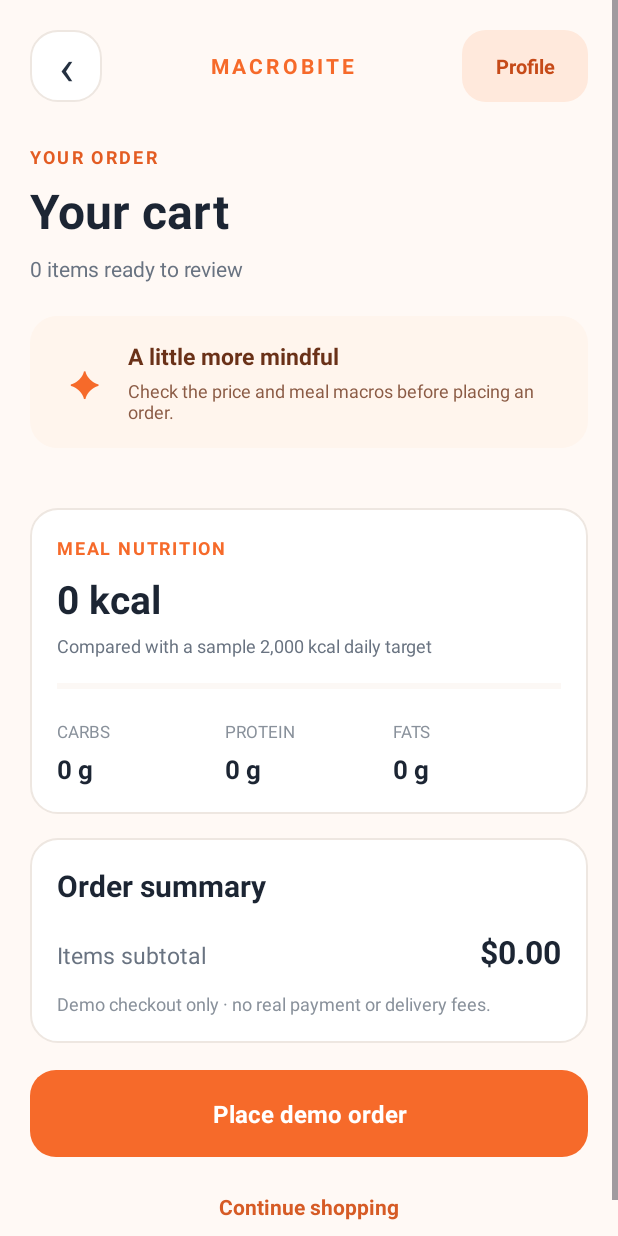
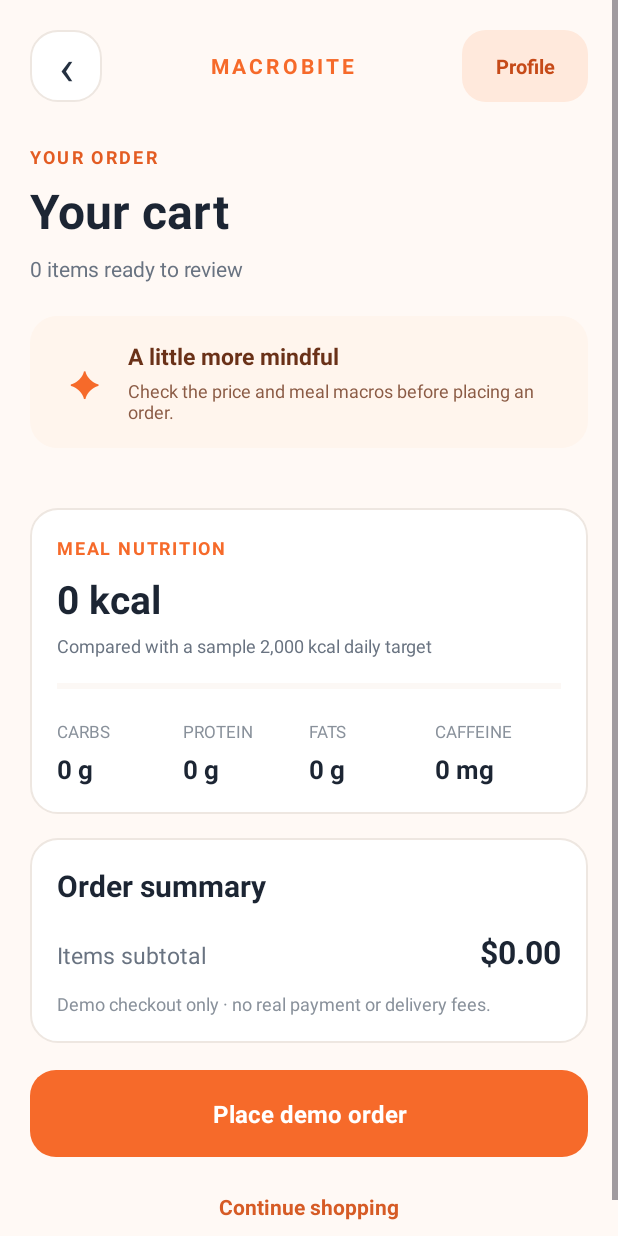
Before and after one commit to TerrenceNgari/MOBILE-APP2-2026, an Android app: the layout activity_cart.xml on its own in the app's theme, with its tools: preview values and no code run, on a phone screen of 412 x 824 dp. Run offline under Robolectric (Android 15) with nearby library versions, the phone set to English and light mode, and no system bars.

Commit message:
Added caffeine tracking and high-caffeine warning

```diff
--- a/app/src/main/java/com/example/deliveryapp/ItemPage.java
+++ b/app/src/main/java/com/example/deliveryapp/ItemPage.java
@@ -242,6 +242,8 @@ public class ItemPage extends AppCompatActivity {
                         CartPage.class
                 );
 
+                intent.putExtra("restaurantId", restaurantId);
+
                 startActivity(intent);
             }
         });
@@ -279,6 +281,8 @@ public class ItemPage extends AppCompatActivity {
                         CartPage.class
                 );
 
+                intent.putExtra("restaurantId", restaurantId);
+
                 startActivity(intent);
             }
         });
--- a/app/src/main/java/com/example/deliveryapp/RestaurantAdapter.java
+++ b/app/src/main/java/com/example/deliveryapp/RestaurantAdapter.java
@@ -57,6 +57,7 @@ public class RestaurantAdapter extends RecyclerView.Adapter<RestaurantAdapter.Re
                     public void onClick(View view) {
                         Intent intent = new Intent(holder.itemView.getContext(), OrderPage.class);
                         intent.putExtra("restaurantId", restaurant.getId());
+                        intent.putExtra("restaurantName", restaurant.getName());
                         holder.itemView.getContext().startActivity(intent);
                     }
                 });
--- a/app/src/main/res/layout/activity_cart.xml
+++ b/app/src/main/res/layout/activity_cart.xml
@@ -76,6 +76,32 @@
                 <LinearLayout android:layout_width="0dp" android:layout_weight="1" android:layout_height="wrap_content" android:orientation="vertical">
                     <TextView android:text="FATS" android:textColor="#89919B" android:textSize="11sp" android:layout_width="match_parent" android:layout_height="wrap_content" />
                     <TextView android:id="@+id/textTotalFats" android:text="0 g" android:textColor="#1C2533" android:textStyle="bold" android:textSize="17sp" android:layout_width="match_parent" android:layout_height="wrap_content" android:layout_marginTop="5dp" />
+
+                </LinearLayout>
+
+                <LinearLayout
+                    android:id="@+id/containerTotalCaffeineCart"
+                    android:layout_width="0dp"
+                    android:layout_height="wrap_content"
+                    android:layout_weight="1"
+                    android:orientation="vertical">
+
+                    <TextView
+                        android:layout_width="match_parent"
+                        android:layout_height="wrap_content"
+                        android:text="CAFFEINE"
+                        android:textColor="#89919B"
+                        android:textSize="11sp" />
+
+                    <TextView
+                        android:id="@+id/textTotalCaffeine"
+                        android:layout_width="match_parent"
+                        android:layout_height="wrap_content"
+                        android:layout_marginTop="5dp"
+                        android:text="0 mg"
+                        android:textColor="#1C2533"
+                        android:textSize="17sp"
+                        android:textStyle="bold" />
                 </LinearLayout>
             </LinearLayout>
         </LinearLayout>
```
Also changed, not shown: app/src/main/java/com/example/deliveryapp/CartManager.java (+13 -1 lines), app/src/main/java/com/example/deliveryapp/CartPage.java (+54 -1 lines), app/src/main/java/com/example/deliveryapp/OrderHistoryPage.java (+6 -2 lines), app/src/main/java/com/example/deliveryapp/OrderModal.java (+30 -0 lines), app/src/main/java/com/example/deliveryapp/OrderPage.java (+7 -0 lines).
